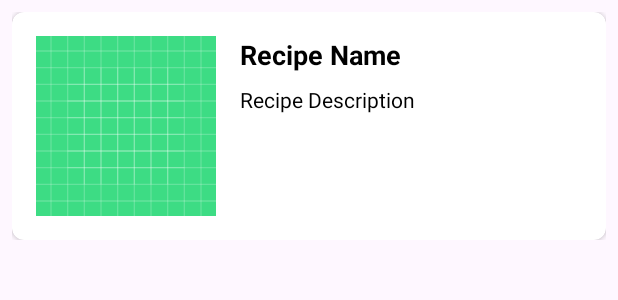
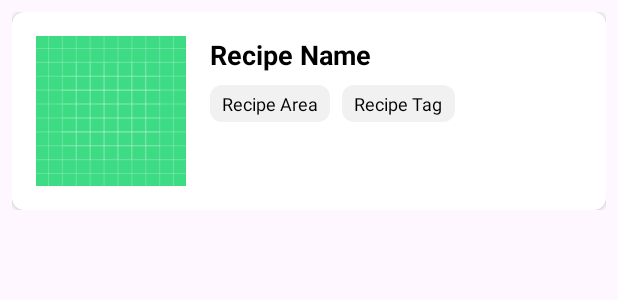
Before and after one commit to josequintana94/RecipesApp, an Android app: the layout recipe_view_holder.xml on its own in the app's theme, with its tools: preview values and no code run, on a phone screen of 412 x 824 dp. Shown: the top 300 px of the screen. Run offline under Robolectric (Android 15) with nearby library versions, the phone set to English and light mode, and no system bars; network calls fail.

Commit message:
Adding more values to recipe and adding tags for each item

```diff
--- a/app/src/main/java/jose/recipesapp/data/model/mapping/RecipeMapper.kt
+++ b/app/src/main/java/jose/recipesapp/data/model/mapping/RecipeMapper.kt
@@ -9,7 +9,11 @@ fun RecipeDTO.toDomainModel(): Recipe {
         id = idMeal,
         name = strMeal,
         description = strInstructions,
-        image = strMealThumb
+        image = strMealThumb,
+        category = strCategory,
+        area = strArea,
+        youtubeLink = strYoutube,
+        sourceLink = strSource
     )
 }
 
--- a/app/src/main/java/jose/recipesapp/domain/model/Recipe.kt
+++ b/app/src/main/java/jose/recipesapp/domain/model/Recipe.kt
@@ -4,5 +4,9 @@ data class Recipe(
     val id: String? = null,
     val name: String? = null,
     val description: String? = null,
-    val image: String? = null
+    val image: String? = null,
+    val category: String? = null,
+    val area: String? = null,
+    val youtubeLink: String? = null,
+    val sourceLink: String? = null,
 )
--- /dev/null
+++ b/app/src/main/res/drawable/tag_background.xml
@@ -0,0 +1,6 @@
+<?xml version="1.0" encoding="utf-8"?>
+<shape xmlns:android="http://schemas.android.com/apk/res/android"
+    android:shape="rectangle">
+    <solid android:color="#F1F1F1" />
+    <corners android:radius="8dp" />
+</shape>
--- a/app/src/main/res/layout/recipe_view_holder.xml
+++ b/app/src/main/res/layout/recipe_view_holder.xml
@@ -1,6 +1,7 @@
 <?xml version="1.0" encoding="utf-8"?>
 <androidx.constraintlayout.widget.ConstraintLayout xmlns:android="http://schemas.android.com/apk/res/android"
     xmlns:app="http://schemas.android.com/apk/res-auto"
+    xmlns:tools="http://schemas.android.com/tools"
     android:layout_width="match_parent"
     android:layout_height="wrap_content"
     android:padding="8dp">
@@ -19,8 +20,8 @@
 
             <ImageView
                 android:id="@+id/recipeImageView"
-                android:layout_width="120dp"
-                android:layout_height="120dp"
+                android:layout_width="100dp"
+                android:layout_height="100dp"
                 android:layout_marginStart="16dp"
                 android:layout_marginTop="16dp"
                 android:layout_marginBottom="16dp"
@@ -45,16 +46,34 @@
                 app:layout_constraintTop_toTopOf="parent" />
 
             <TextView
-                android:id="@+id/recipeDescriptionTextView"
-                android:layout_width="0dp"
+                android:id="@+id/recipeAreaTextView"
+                android:layout_width="wrap_content"
                 android:layout_height="wrap_content"
+                android:layout_marginHorizontal="8dp"
                 android:layout_marginStart="16dp"
                 android:layout_marginTop="8dp"
-                android:text="Recipe Description"
+                android:background="@drawable/tag_background"
+                android:paddingHorizontal="8dp"
+                android:paddingVertical="4dp"
+                android:text="Recipe Area"
                 android:textColor="@color/black"
-                android:textSize="14sp"
-                app:layout_constraintEnd_toEndOf="parent"
+                android:textSize="12sp"
                 app:layout_constraintStart_toEndOf="@+id/recipeImageView"
+                app:layout_constraintTop_toBottomOf="@+id/recipeNameTextView" />
+
+            <TextView
+                android:id="@+id/recipeCategoryTextView"
+                android:layout_width="wrap_content"
+                android:layout_height="wrap_content"
+                android:layout_marginStart="8dp"
+                android:layout_marginTop="8dp"
+                android:background="@drawable/tag_background"
+                android:paddingHorizontal="8dp"
+                android:paddingVertical="4dp"
+                android:text="Recipe Tag"
+                android:textColor="@color/black"
+                android:textSize="12sp"
+                app:layout_constraintStart_toEndOf="@+id/recipeAreaTextView"
                 app:layout_constraintTop_toBottomOf="@+id/recipeNameTextView" />
 
         </androidx.constraintlayout.widget.ConstraintLayout>
```
Also changed, not shown: app/src/main/java/jose/recipesapp/presentation/home/RecipesAdapter.kt (+6 -5 lines).
